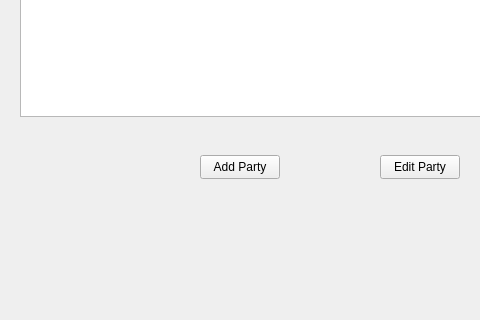
4ahlikNevmiruchi/PoliticalSim, file src/gui/mainwindow.ui: the form before one commit; both pictures show x 0 to 480 and y 154 to 474 of the 1447 by 474 pixel window.
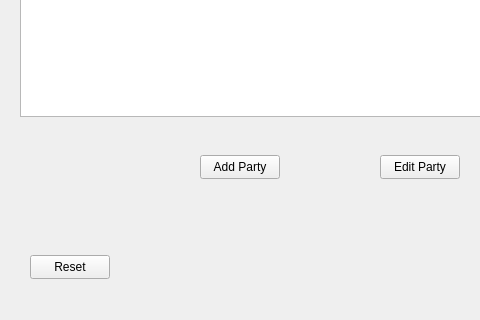
The form after the commit.

Patch:
```diff
--- a/src/gui/mainwindow.ui
+++ b/src/gui/mainwindow.ui
@@ -112,6 +112,19 @@
      <string>Edit Voter</string>
     </property>
    </widget>
+   <widget class="QPushButton" name="resetButton">
+    <property name="geometry">
+     <rect>
+      <x>30</x>
+      <y>390</y>
+      <width>80</width>
+      <height>24</height>
+     </rect>
+    </property>
+    <property name="text">
+     <string>Reset</string>
+    </property>
+   </widget>
   </widget>
   <widget class="QMenuBar" name="menubar">
    <property name="geometry">
```
